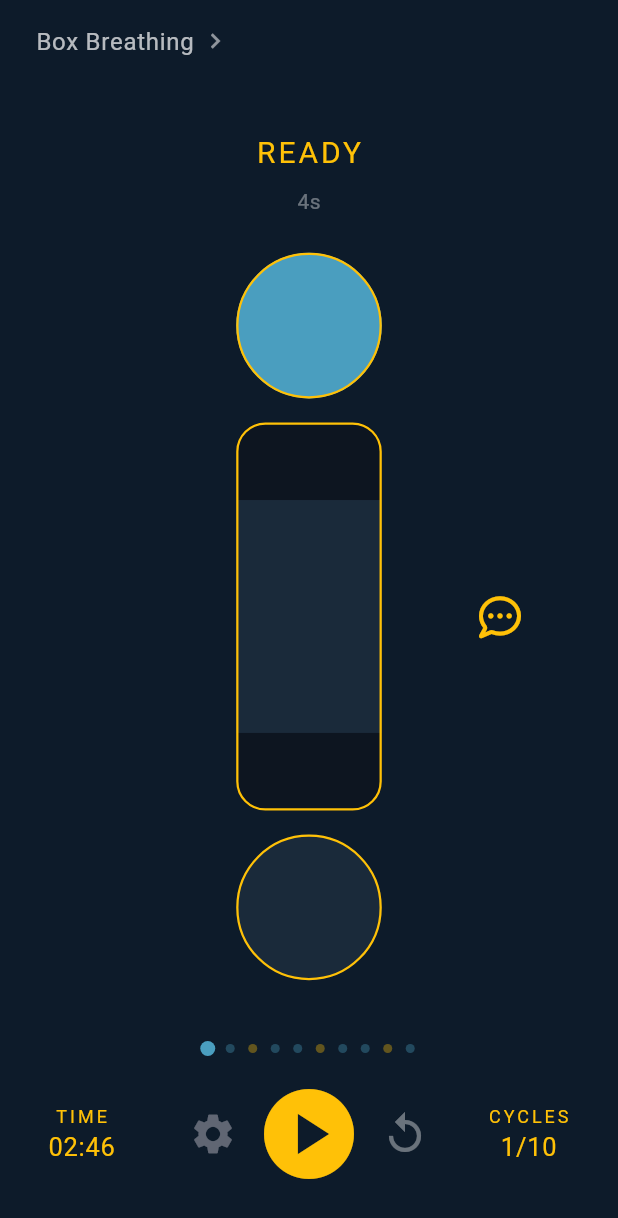
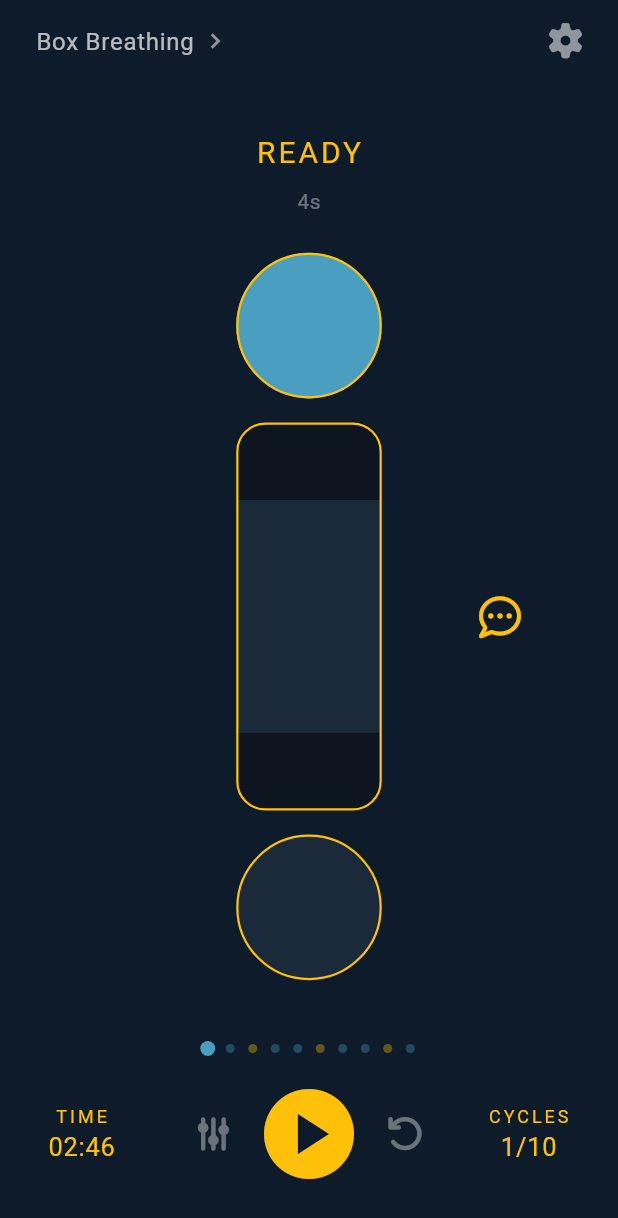
Before and after one commit to casaubon70/breathscape, a Flutter app: the screen it shows after launch, on a phone screen of 412 x 824 dp. Shown: the top 1218 px of the screen. Run offline on Flutter 3.47's test engine with Material 3 defaults, Android fonts, the phone set to English and light mode, and no system bars; our stand-ins replace equatable, flutter_bloc, font_awesome_flutter, just_audio, shared_preferences, yaml.

Commit message:
feat: inline edit-mode for phase durations on player page
Tap the sliders icon to toggle an edit mode that replaces the session
view with a per-phase second stepper. Edits flow through PatternsBloc
and back into the running BreathingBloc selection. Updates the icon-based
playback control tests to the Font Awesome icons.

Co-Authored-By: Claude Opus 4.8 <noreply@anthropic.com>

```diff
--- a/lib/core/theme/app_theme.dart
+++ b/lib/core/theme/app_theme.dart
@@ -21,6 +21,7 @@ final class BreathscapeTheme {
   ThemeData toThemeData() {
     return ThemeData.dark().copyWith(
       scaffoldBackgroundColor: colors.background,
+      iconTheme: const IconThemeData(size: 22),
       extensions: [
         BreathscapeThemeExtension(
           colors: colors,
--- a/lib/features/breathing_session/presentation/breathing_session_page.dart
+++ b/lib/features/breathing_session/presentation/breathing_session_page.dart
@@ -5,43 +5,41 @@ import 'package:breathscape/features/audio/presentation/widgets/voice_mute_butto
 import 'package:breathscape/features/breathing_session/bloc/breathing_bloc.dart';
 import 'package:breathscape/features/breathing_session/bloc/breathing_event.dart';
 import 'package:breathscape/features/breathing_session/bloc/breathing_state.dart';
+import 'package:breathscape/features/breathing_session/bloc/patterns_bloc.dart';
+import 'package:breathscape/features/breathing_session/bloc/patterns_event.dart';
+import 'package:breathscape/features/breathing_session/bloc/patterns_state.dart';
 import 'package:breathscape/features/breathing_session/domain/breathing_pattern.dart';
 import 'package:breathscape/features/breathing_session/domain/breathing_phase.dart';
-import 'package:breathscape/features/breathing_session/domain/patterns_repository.dart';
+import 'package:breathscape/features/breathing_session/domain/pattern_overrides_repository.dart';
 import 'package:breathscape/features/breathing_session/presentation/widgets/breathing_animation_widget.dart';
 import 'package:breathscape/features/breathing_session/presentation/widgets/cycle_counter.dart';
 import 'package:breathscape/features/breathing_session/presentation/widgets/cycle_dot_row.dart';
 import 'package:breathscape/features/breathing_session/presentation/widgets/pattern_dropdown.dart'
     show PatternSelectorButton;
+import 'package:breathscape/features/breathing_session/presentation/widgets/phase_adjuster.dart';
 import 'package:breathscape/features/breathing_session/presentation/widgets/playback_controls.dart';
 import 'package:breathscape/features/breathing_session/presentation/widgets/session_countdown.dart';
+import 'package:breathscape/features/settings/presentation/settings_page.dart';
 import 'package:flutter/material.dart';
 import 'package:flutter_bloc/flutter_bloc.dart';
+import 'package:font_awesome_flutter/font_awesome_flutter.dart';
 
-class BreathingSessionPage extends StatefulWidget {
+class BreathingSessionPage extends StatelessWidget {
   const BreathingSessionPage({super.key, this.patternsLoader});
 
   final Future<List<BreathingPattern>> Function()? patternsLoader;
 
   @override
-  State<BreathingSessionPage> createState() => _BreathingSessionPageState();
-}
-
-class _BreathingSessionPageState extends State<BreathingSessionPage> {
-  late final Future<List<BreathingPattern>> _patternsFuture;
-
-  @override
-  void initState() {
-    super.initState();
-    _patternsFuture = (widget.patternsLoader ?? PatternsRepository.load)();
-  }
-
-  @override
   Widget build(BuildContext context) {
-    return FutureBuilder<List<BreathingPattern>>(
-      future: _patternsFuture,
-      builder: (context, snapshot) {
-        if (!snapshot.hasData) {
+    return BlocProvider<PatternsBloc>(
+      create: (_) => PatternsBloc(
+        overridesRepository: PatternOverridesRepository(),
+        baseLoader: patternsLoader,
+      )..add(const PatternsLoaded()),
+      child: BlocBuilder<PatternsBloc, PatternsState>(
+        buildWhen: (prev, curr) => prev.status != curr.status,
+        builder: (context, state) {
+          if (state.status != PatternsStatus.ready) {
             return Scaffold(
               body: Center(
                 child: CircularProgressIndicator(
@@ -50,32 +48,51 @@ class _BreathingSessionPageState extends State<BreathingSessionPage> {
               ),
             );
           }
-        final patterns = snapshot.data!;
           return MultiBlocProvider(
             providers: [
-            BlocProvider(create: (_) => BreathingBloc(pattern: patterns.first)),
+              BlocProvider(
+                create: (_) => BreathingBloc(pattern: state.patterns.first),
+              ),
               BlocProvider(create: (_) => AudioBloc()),
             ],
-          child: _BreathingSessionView(patterns: patterns),
+            child: const _BreathingSessionView(),
           );
         },
+      ),
     );
   }
 }
 
-class _BreathingSessionView extends StatelessWidget {
-  const _BreathingSessionView({required this.patterns});
+class _BreathingSessionView extends StatefulWidget {
+  const _BreathingSessionView();
 
-  final List<BreathingPattern> patterns;
+  @override
+  State<_BreathingSessionView> createState() => _BreathingSessionViewState();
+}
+
+class _BreathingSessionViewState extends State<_BreathingSessionView> {
+  bool _editMode = false;
+
+  void _toggleEdit() {
+    if (!_editMode) {
+      // Entering edit mode pauses any running session.
+      context.read<BreathingBloc>().add(const PausePressed());
+    }
+    setState(() => _editMode = !_editMode);
+  }
 
   @override
   Widget build(BuildContext context) {
+    final colors = context.bTheme.colors;
     final spacing = context.bTheme.spacing;
-    final typography = context.bTheme.typography;
+    final patterns = context.watch<PatternsBloc>().state.patterns;
 
-    return BlocListener<BreathingBloc, BreathingState>(
+    return MultiBlocListener(
+      listeners: [
+        BlocListener<BreathingBloc, BreathingState>(
           listenWhen: (prev, curr) =>
-          prev.currentPhase != curr.currentPhase || prev.status != curr.status,
+              prev.currentPhase != curr.currentPhase ||
+              prev.status != curr.status,
           listener: (context, state) {
             final audioBloc = context.read<AudioBloc>();
             if (state.status == SessionStatus.playing) {
@@ -88,11 +105,55 @@ class _BreathingSessionView extends StatelessWidget {
                 ..add(const StopNoiseCue());
             }
           },
+        ),
+        // Keep BreathingBloc's selected pattern in sync with edited durations.
+        BlocListener<PatternsBloc, PatternsState>(
+          listenWhen: (prev, curr) => prev.patterns != curr.patterns,
+          listener: (context, state) {
+            final breathingBloc = context.read<BreathingBloc>();
+            final selectedName = breathingBloc.state.selectedPattern.name;
+            final updated = state.patterns.firstWhere(
+              (p) => p.name == selectedName,
+              orElse: () => state.patterns.first,
+            );
+            if (updated != breathingBloc.state.selectedPattern) {
+              breathingBloc.add(PatternSelected(updated));
+            }
+          },
+        ),
+      ],
       child: Scaffold(
         body: SafeArea(
           child: Column(
             children: [
+              Stack(
+                alignment: Alignment.centerLeft,
+                children: [
                   PatternSelectorButton(patterns: patterns),
+                  Align(
+                    alignment: Alignment.centerRight,
+                    child: Padding(
+                      padding: EdgeInsets.fromLTRB(
+                        0,
+                        spacing.m,
+                        spacing.l,
+                        spacing.s,
+                      ),
+                      child: GestureDetector(
+                        onTap: () => Navigator.of(context).push<void>(
+                          MaterialPageRoute<void>(
+                            builder: (_) => const SettingsPage(),
+                          ),
+                        ),
+                        child: FaIcon(
+                          FontAwesomeIcons.gear,
+                          color: colors.iconSubtle,
+                        ),
+                      ),
+                    ),
+                  ),
+                ],
+              ),
               Expanded(
                 child: LayoutBuilder(
                   builder: (context, constraints) {
@@ -111,86 +172,16 @@ class _BreathingSessionView extends StatelessWidget {
                       children: [
                         Expanded(
                           child: Center(
-                            child: BlocBuilder<BreathingBloc, BreathingState>(
-                              builder: (context, state) {
-                                return Column(
-                                  mainAxisSize: MainAxisSize.min,
-                                  children: [
-                                    Text(
-                                      _phaseLabel(
-                                        state.status,
-                                        state.currentPhase,
-                                      ),
-                                      style: typography.phaseLabel,
-                                    ),
-                                    SizedBox(height: spacing.s),
-                                    Text(
-                                      '${state.phaseSecondsRemaining}s',
-                                      style: typography.countdown,
-                                    ),
-                                    SizedBox(height: spacing.l),
-                                    SizedBox(
-                                      width: constraints.maxWidth,
-                                      child: Stack(
-                                        alignment: Alignment.center,
-                                        children: [
-                                          SizedBox(
-                                            width: animHeight * 0.375,
-                                            child: BreathingAnimationWidget(
-                                              height: animHeight,
-                                              fillLevel: state.fillLevel,
-                                              isAnimating:
-                                                  state.status ==
-                                                  SessionStatus.playing,
-                                              circleScale: state.circleScale,
-                                              circleOpacity:
-                                                  state.circleOpacity,
-                                              circleBottomScale:
-                                                  state.circleBottomScale,
-                                              circleBottomOpacity:
-                                                  state.circleBottomOpacity,
-                                              isExtendedExhale:
-                                                  state.isExtendedExhale,
-                                              deepZoneFill: state.deepZoneFill,
-                                              showTopCircle: state
-                                                  .selectedPattern
-                                                  .phases
-                                                  .any(
-                                                    (p) =>
-                                                        p.type ==
-                                                        PhaseType.holdIn,
-                                                  ),
-                                              showBottomCircle: state
-                                                  .selectedPattern
-                                                  .phases
-                                                  .any(
-                                                    (p) =>
-                                                        p.type ==
-                                                        PhaseType.holdOut,
+                            child: _editMode
+                                ? _buildEditArea(context)
+                                : _buildSessionArea(
+                                    context,
+                                    constraints,
+                                    animHeight,
                                   ),
                           ),
                         ),
-                                          Align(
-                                            alignment: Alignment.centerRight,
-                                            child: SizedBox(
-                                              width:
-                                                  (constraints.maxWidth -
-                                                      animHeight * 0.375) /
-                                                  2,
-                                              child: const Center(
-                                                child: VoiceMuteButton(),
-                                              ),
-                                            ),
-                                          ),
-                                        ],
-                                      ),
-                                    ),
-                                  ],
-                                );
-                              },
-                            ),
-                          ),
-                        ),
+                        if (!_editMode)
                           BlocBuilder<BreathingBloc, BreathingState>(
                             buildWhen: (prev, curr) =>
                                 prev.currentCycle != curr.currentCycle ||
@@ -234,6 +225,7 @@ class _BreathingSessionView extends StatelessWidget {
                         onReset: () => context.read<BreathingBloc>().add(
                           const ResetPressed(),
                         ),
+                        onSettings: _toggleEdit,
                       ),
                     ),
                     Align(
@@ -275,6 +267,109 @@ class _BreathingSessionView extends StatelessWidget {
     );
   }
 
+  Widget _buildEditArea(BuildContext context) {
+    final spacing = context.bTheme.spacing;
+    final typography = context.bTheme.typography;
+    final colors = context.bTheme.colors;
+
+    return BlocBuilder<BreathingBloc, BreathingState>(
+      buildWhen: (prev, curr) => prev.selectedPattern != curr.selectedPattern,
+      builder: (context, state) {
+        final pattern = state.selectedPattern;
+        return SingleChildScrollView(
+          padding: EdgeInsets.symmetric(horizontal: spacing.xl),
+          child: Column(
+            mainAxisSize: MainAxisSize.min,
+            children: [
+              Text(
+                'ADJUST DURATIONS',
+                style: typography.phaseLabel.copyWith(color: colors.textHint),
+              ),
+              SizedBox(height: spacing.l),
+              PhaseAdjuster(
+                phases: pattern.phases,
+                onChanged: (index, seconds) => context.read<PatternsBloc>().add(
+                  PhaseSecondsEdited(
+                    patternName: pattern.name,
+                    phaseIndex: index,
+                    seconds: seconds,
+                  ),
+                ),
+                onReset: () => context.read<PatternsBloc>().add(
+                  PatternReset(pattern.name),
+                ),
+              ),
+            ],
+          ),
+        );
+      },
+    );
+  }
+
+  Widget _buildSessionArea(
+    BuildContext context,
+    BoxConstraints constraints,
+    double animHeight,
+  ) {
+    final spacing = context.bTheme.spacing;
+    final typography = context.bTheme.typography;
+
+    return BlocBuilder<BreathingBloc, BreathingState>(
+      builder: (context, state) {
+        return Column(
+          mainAxisSize: MainAxisSize.min,
+          children: [
+            Text(
+              _phaseLabel(state.status, state.currentPhase),
+              style: typography.phaseLabel,
+            ),
+            SizedBox(height: spacing.s),
+            Text(
+              '${state.phaseSecondsRemaining}s',
+              style: typography.countdown,
+            ),
+            SizedBox(height: spacing.l),
+            SizedBox(
+              width: constraints.maxWidth,
+              child: Stack(
+                alignment: Alignment.center,
+                children: [
+                  SizedBox(
+                    width: animHeight * 0.375,
+                    child: BreathingAnimationWidget(
+                      height: animHeight,
+                      fillLevel: state.fillLevel,
+                      isAnimating: state.status == SessionStatus.playing,
+                      circleScale: state.circleScale,
+                      circleOpacity: state.circleOpacity,
+                      circleBottomScale: state.circleBottomScale,
+                      circleBottomOpacity: state.circleBottomOpacity,
+                      isExtendedExhale: state.isExtendedExhale,
+                      deepZoneFill: state.deepZoneFill,
+                      showTopCircle: state.selectedPattern.phases.any(
+                        (p) => p.type == PhaseType.holdIn,
+                      ),
+                      showBottomCircle: state.selectedPattern.phases.any(
+                        (p) => p.type == PhaseType.holdOut,
+                      ),
+                    ),
+                  ),
+                  Align(
+                    alignment: Alignment.centerRight,
+                    child: SizedBox(
+                      width: (constraints.maxWidth - animHeight * 0.375) / 2,
+                      child: const Center(child: VoiceMuteButton()),
+                    ),
+                  ),
+                ],
+              ),
+            ),
+          ],
+        );
+      },
+    );
+  }
+
   String _phaseLabel(SessionStatus status, PhaseType phase) {
     if (status == SessionStatus.completed) return 'COMPLETE';
     if (status == SessionStatus.idle || status == SessionStatus.paused) {
--- a/lib/features/breathing_session/presentation/widgets/playback_controls.dart
+++ b/lib/features/breathing_session/presentation/widgets/playback_controls.dart
@@ -1,6 +1,9 @@
+import 'dart:math' as math;
+
 import 'package:breathscape/core/theme/app_theme.dart';
 import 'package:breathscape/features/breathing_session/bloc/breathing_state.dart';
 import 'package:flutter/material.dart';
+import 'package:font_awesome_flutter/font_awesome_flutter.dart';
 
 class PlaybackControls extends StatelessWidget {
   const PlaybackControls({
@@ -36,13 +39,16 @@ class PlaybackControls extends StatelessWidget {
             child: Padding(
               padding: EdgeInsets.only(right: spacing.s),
               child: IconButton(
-                iconSize: 32,
+                iconSize: 22,
                 color: colors.textHint,
                 style: IconButton.styleFrom(
                   padding: EdgeInsets.zero,
                   tapTargetSize: MaterialTapTargetSize.shrinkWrap,
                 ),
-                icon: const Icon(Icons.settings),
+                icon: Transform.rotate(
+                  angle: math.pi / 2,
+                  child: const FaIcon(FontAwesomeIcons.sliders),
+                ),
                 onPressed: onSettings,
               ),
             ),
@@ -71,7 +77,6 @@ class PlaybackControls extends StatelessWidget {
             child: Padding(
               padding: EdgeInsets.only(left: spacing.s),
               child: IconButton(
-                iconSize: 32,
                 color: isCompleted ? Colors.black : colors.textHint,
                 style: isCompleted
                     ? IconButton.styleFrom(
@@ -83,7 +88,7 @@ class PlaybackControls extends StatelessWidget {
                         padding: EdgeInsets.zero,
                         tapTargetSize: MaterialTapTargetSize.shrinkWrap,
                       ),
-                icon: const Icon(Icons.replay),
+                icon: const FaIcon(FontAwesomeIcons.arrowRotateLeft),
                 onPressed: onReset,
               ),
             ),
```
Also changed, not shown: lib/features/breathing_session/presentation/widgets/phase_adjuster.dart (added, +144 -0 lines), lib/features/settings/presentation/settings_page.dart (added, +34 -0 lines), 3 other files. Lines whose indentation alone changed are shown as unchanged.
